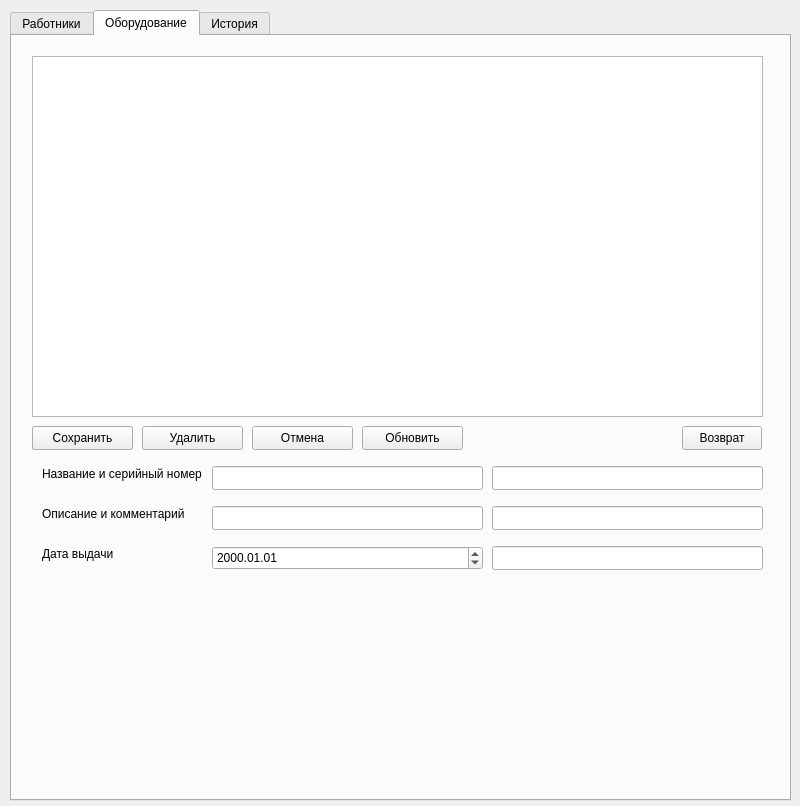
Before: the Qt Designer form widget.ui in lifeaborted/staffCard, drawn with Qt 5.
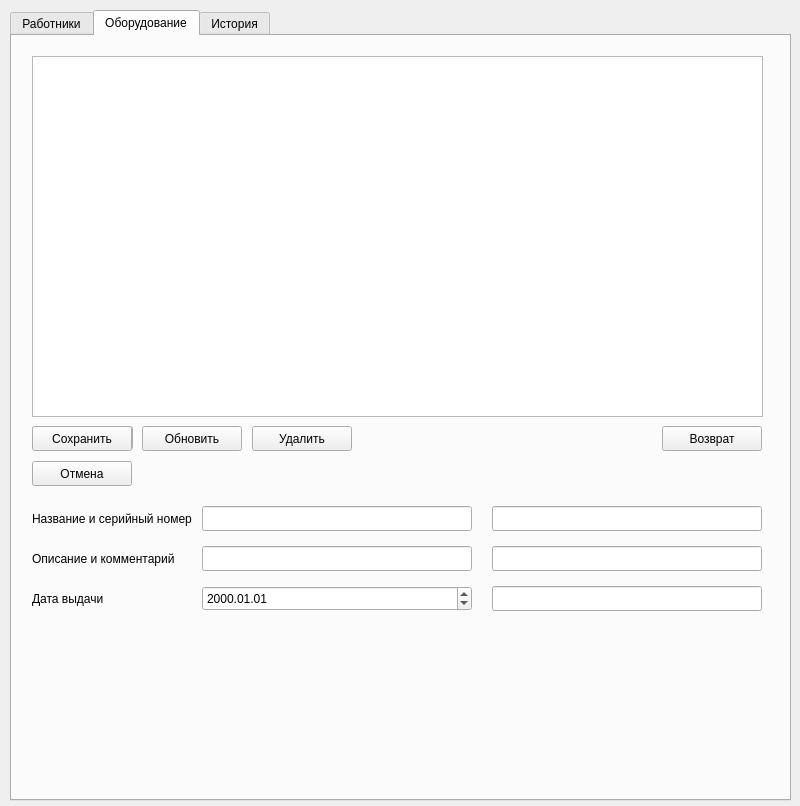
After: the same form once the commit is applied. Icons and pictures are not drawn.

```diff
--- a/widget.ui
+++ b/widget.ui
@@ -337,8 +337,8 @@
       <rect>
        <x>20</x>
        <y>390</y>
-       <width>101</width>
-       <height>24</height>
+       <width>100</width>
+       <height>25</height>
       </rect>
      </property>
      <property name="text">
@@ -348,10 +348,10 @@
     <widget class="QPushButton" name="eqSaveEditButton">
      <property name="geometry">
       <rect>
-       <x>350</x>
+       <x>130</x>
        <y>390</y>
-       <width>101</width>
-       <height>24</height>
+       <width>100</width>
+       <height>25</height>
       </rect>
      </property>
      <property name="text">
@@ -361,10 +361,10 @@
     <widget class="QPushButton" name="eqDeleteButton">
      <property name="geometry">
       <rect>
-       <x>130</x>
+       <x>240</x>
        <y>390</y>
-       <width>101</width>
-       <height>24</height>
+       <width>100</width>
+       <height>25</height>
       </rect>
      </property>
      <property name="text">
@@ -374,20 +374,20 @@
     <widget class="QLineEdit" name="titleEdit">
      <property name="geometry">
       <rect>
-       <x>200</x>
-       <y>430</y>
-       <width>271</width>
-       <height>24</height>
+       <x>190</x>
+       <y>470</y>
+       <width>270</width>
+       <height>25</height>
       </rect>
      </property>
     </widget>
     <widget class="QLineEdit" name="descriptionEdit">
      <property name="geometry">
       <rect>
-       <x>200</x>
-       <y>470</y>
-       <width>271</width>
-       <height>24</height>
+       <x>190</x>
+       <y>510</y>
+       <width>270</width>
+       <height>25</height>
       </rect>
      </property>
     </widget>
@@ -395,9 +395,9 @@
      <property name="geometry">
       <rect>
        <x>480</x>
-       <y>430</y>
-       <width>271</width>
-       <height>24</height>
+       <y>470</y>
+       <width>270</width>
+       <height>25</height>
       </rect>
      </property>
     </widget>
@@ -405,9 +405,9 @@
      <property name="geometry">
       <rect>
        <x>480</x>
-       <y>470</y>
-       <width>271</width>
-       <height>24</height>
+       <y>510</y>
+       <width>270</width>
+       <height>25</height>
       </rect>
      </property>
     </widget>
@@ -415,19 +415,19 @@
      <property name="geometry">
       <rect>
        <x>480</x>
-       <y>510</y>
-       <width>271</width>
-       <height>24</height>
+       <y>550</y>
+       <width>270</width>
+       <height>25</height>
       </rect>
      </property>
     </widget>
     <widget class="QLabel" name="titleNumberLabel">
      <property name="geometry">
       <rect>
-       <x>30</x>
-       <y>430</y>
-       <width>171</width>
-       <height>16</height>
+       <x>20</x>
+       <y>470</y>
+       <width>170</width>
+       <height>25</height>
       </rect>
      </property>
      <property name="text">
@@ -437,10 +437,10 @@
     <widget class="QLabel" name="descComLabel">
      <property name="geometry">
       <rect>
-       <x>30</x>
-       <y>470</y>
-       <width>171</width>
-       <height>16</height>
+       <x>20</x>
+       <y>510</y>
+       <width>170</width>
+       <height>25</height>
       </rect>
      </property>
      <property name="text">
@@ -450,10 +450,10 @@
     <widget class="QLabel" name="dateLabel">
      <property name="geometry">
       <rect>
-       <x>30</x>
-       <y>510</y>
-       <width>171</width>
-       <height>16</height>
+       <x>20</x>
+       <y>550</y>
+       <width>170</width>
+       <height>25</height>
       </rect>
      </property>
      <property name="text">
@@ -463,10 +463,10 @@
     <widget class="QPushButton" name="eqCancelButton">
      <property name="geometry">
       <rect>
-       <x>240</x>
-       <y>390</y>
-       <width>101</width>
-       <height>24</height>
+       <x>20</x>
+       <y>425</y>
+       <width>100</width>
+       <height>25</height>
       </rect>
      </property>
      <property name="text">
@@ -476,10 +476,10 @@
     <widget class="QPushButton" name="returnButton">
      <property name="geometry">
       <rect>
-       <x>670</x>
+       <x>650</x>
        <y>390</y>
-       <width>80</width>
-       <height>24</height>
+       <width>100</width>
+       <height>25</height>
       </rect>
      </property>
      <property name="text">
@@ -489,10 +489,10 @@
     <widget class="QDateEdit" name="takeDateW">
      <property name="geometry">
       <rect>
-       <x>200</x>
-       <y>510</y>
-       <width>271</width>
-       <height>24</height>
+       <x>190</x>
+       <y>550</y>
+       <width>270</width>
+       <height>25</height>
       </rect>
      </property>
      <property name="font">
```
